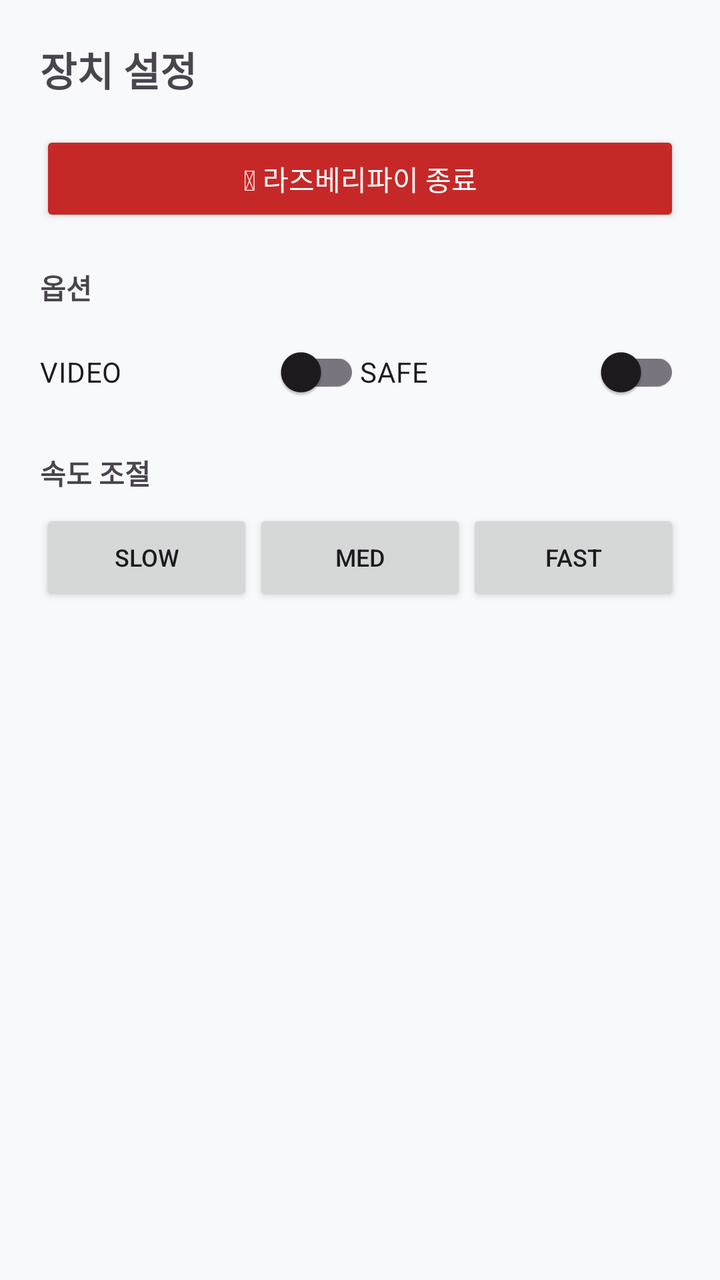
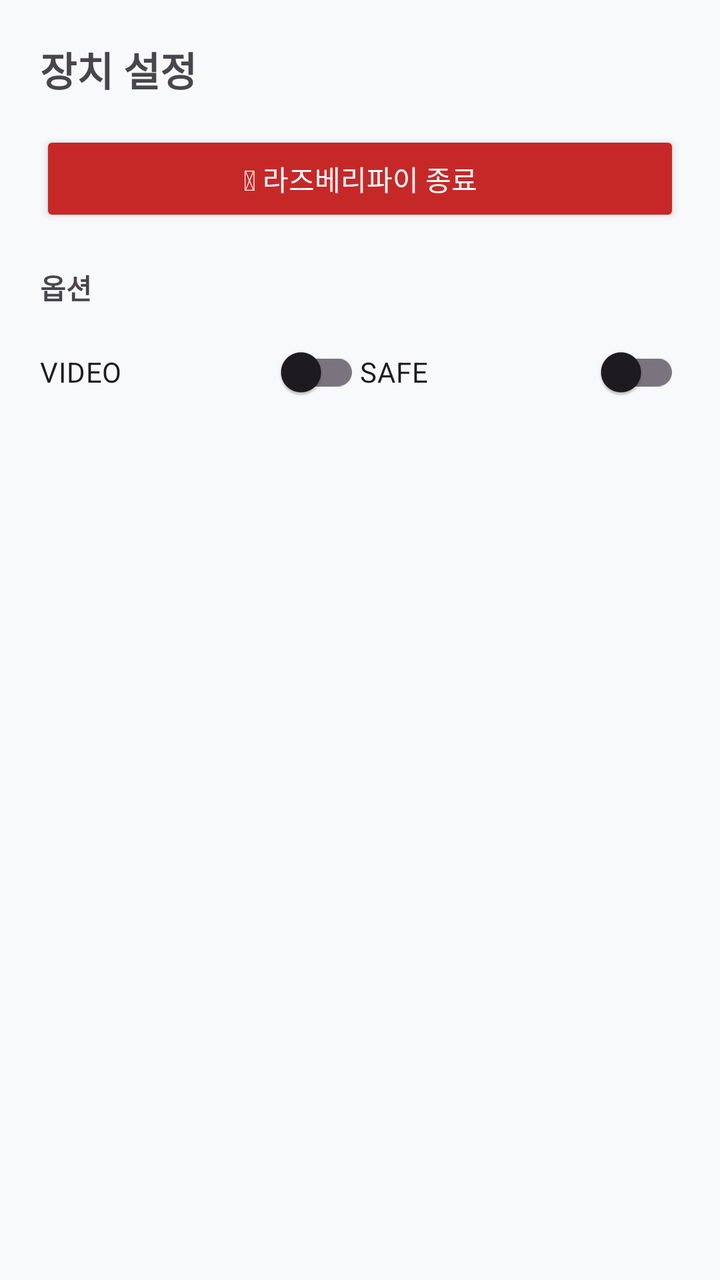

Screens rendered from an Android XML layout before and after an edit, with the pre-edit source and the edit as a unified diff.
<!-- AndroidManifest.xml: application theme Theme.HMI -->
<!-- res/layout/dialog_control_settings.xml -->
<?xml version="1.0" encoding="utf-8"?>
<LinearLayout xmlns:android="http://schemas.android.com/apk/res/android"
    android:layout_width="match_parent"
    android:layout_height="wrap_content"
    android:orientation="vertical"
    android:padding="20dp">

    <TextView
        android:layout_width="match_parent"
        android:layout_height="wrap_content"
        android:text="장치 설정"
        android:textSize="20sp"
        android:textStyle="bold"
        android:paddingBottom="16dp" />

    <Button
        android:id="@+id/btnPoweroff"
        android:layout_width="match_parent"
        android:layout_height="wrap_content"
        android:text="⏻ 라즈베리파이 종료"
        android:backgroundTint="#C62828"
        android:textColor="#FFFFFF"
        android:layout_marginBottom="20dp" />

    <TextView
        android:layout_width="match_parent"
        android:layout_height="wrap_content"
        android:text="옵션"
        android:textStyle="bold"
        android:paddingBottom="8dp" />

    <LinearLayout
        android:layout_width="match_parent"
        android:layout_height="wrap_content"
        android:orientation="horizontal"
        android:layout_marginBottom="16dp">
        <androidx.appcompat.widget.SwitchCompat
            android:id="@+id/swVideo"
            android:layout_width="0dp"
            android:layout_height="wrap_content"
            android:layout_weight="1"
            android:text="VIDEO" />
        <androidx.appcompat.widget.SwitchCompat
            android:id="@+id/swSafe"
            android:layout_width="0dp"
            android:layout_height="wrap_content"
            android:layout_weight="1"
            android:text="SAFE" />
    </LinearLayout>

    <TextView
        android:layout_width="match_parent"
        android:layout_height="wrap_content"
        android:text="속도 조절"
        android:textStyle="bold"
        android:paddingBottom="8dp" />

    <LinearLayout
        android:layout_width="match_parent"
        android:layout_height="wrap_content"
        android:orientation="horizontal">
        <Button android:id="@+id/btnSlow" android:layout_width="0dp" android:layout_height="wrap_content" android:layout_weight="1" android:text="SLOW" android:textSize="12sp" />
        <Button android:id="@+id/btnMedium" android:layout_width="0dp" android:layout_height="wrap_content" android:layout_weight="1" android:text="MED" android:textSize="12sp" />
        <Button android:id="@+id/btnFast" android:layout_width="0dp" android:layout_height="wrap_content" android:layout_weight="1" android:text="FAST" android:textSize="12sp" />
    </LinearLayout>

</LinearLayout>
<!-- resources referenced by this layout -->
<resources>
  <style name="Theme.HMI" parent="Base.Theme.HMI" />
  <style name="Base.Theme.HMI" parent="Theme.Material3.DayNight.NoActionBar">
          <item name="colorPrimary">@color/uos_blue</item>
          <item name="colorOnPrimary">@color/white</item>
          <item name="colorSecondary">@color/uos_blue_dark</item>
          <item name="android:windowBackground">@color/surface_background</item>
  
          
          <item name="android:statusBarColor">@android:color/transparent</item>
          <item name="android:navigationBarColor">@android:color/transparent</item>
          <item name="android:windowLightStatusBar" tools:targetApi="m">true</item>
          <item name="android:windowLightNavigationBar" tools:targetApi="o">true</item>
  
          <item name="shapeAppearanceSmallComponent">@style/ShapeAppearance.HMI.Small</item>
          <item name="shapeAppearanceMediumComponent">@style/ShapeAppearance.HMI.Medium</item>
      </style>
  <color name="uos_blue">#005EB8</color>
  <color name="white">#FFFFFFFF</color>
  <color name="uos_blue_dark">#004094</color>
  <color name="surface_background">#F8F9FA</color>
  <style name="ShapeAppearance.HMI.Small" parent="ShapeAppearance.Material3.SmallComponent">
          <item name="cornerSize">8dp</item>
      </style>
  <style name="ShapeAppearance.HMI.Medium" parent="ShapeAppearance.Material3.MediumComponent">
          <item name="cornerSize">16dp</item>
      </style>
</resources>

<!-- the commit's change to res/layout/dialog_control_settings.xml (unified diff, before → after) -->
@@ -48,20 +48,4 @@
             android:text="SAFE" />
     </LinearLayout>
 
-    <TextView
-        android:layout_width="match_parent"
-        android:layout_height="wrap_content"
-        android:text="속도 조절"
-        android:textStyle="bold"
-        android:paddingBottom="8dp" />
-
-    <LinearLayout
-        android:layout_width="match_parent"
-        android:layout_height="wrap_content"
-        android:orientation="horizontal">
-        <Button android:id="@+id/btnSlow" android:layout_width="0dp" android:layout_height="wrap_content" android:layout_weight="1" android:text="SLOW" android:textSize="12sp" />
-        <Button android:id="@+id/btnMedium" android:layout_width="0dp" android:layout_height="wrap_content" android:layout_weight="1" android:text="MED" android:textSize="12sp" />
-        <Button android:id="@+id/btnFast" android:layout_width="0dp" android:layout_height="wrap_content" android:layout_weight="1" android:text="FAST" android:textSize="12sp" />
-    </LinearLayout>
-
 </LinearLayout>
